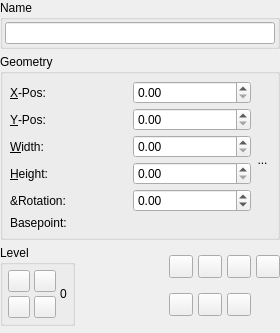
Above: scribus/ui/propertiespalette_xyzbase.ui from nitramr/scribus-indigo before the change. Below: the same form after it.
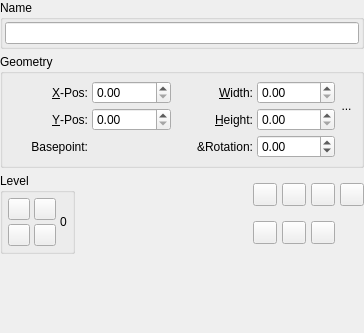
That is the form after the change. Custom widgets are drawn as their Qt base class.

The edit to the form file:
```diff
--- a/scribus/ui/propertiespalette_xyzbase.ui
+++ b/scribus/ui/propertiespalette_xyzbase.ui
@@ -6,7 +6,7 @@
    <rect>
     <x>0</x>
     <y>0</y>
-    <width>280</width>
+    <width>364</width>
     <height>333</height>
    </rect>
   </property>
@@ -110,11 +110,80 @@
         <property name="spacing">
          <number>4</number>
         </property>
+        <item row="1" column="2">
+         <widget class="QLabel" name="heightLabel">
+          <property name="text">
+           <string>&amp;Height:</string>
+          </property>
+          <property name="alignment">
+           <set>Qt::AlignRight|Qt::AlignTrailing|Qt::AlignVCenter</set>
+          </property>
+          <property name="buddy">
+           <cstring>heightSpin</cstring>
+          </property>
+         </widget>
+        </item>
+        <item row="0" column="4" rowspan="2">
+         <widget class="LinkButton" name="keepFrameWHRatioButton">
+          <property name="minimumSize">
+           <size>
+            <width>15</width>
+            <height>50</height>
+           </size>
+          </property>
+          <property name="maximumSize">
+           <size>
+            <width>15</width>
+            <height>32767</height>
+           </size>
+          </property>
+          <property name="toolTip">
+           <string>Keep the aspect ratio</string>
+          </property>
+          <property name="text">
+           <string>...</string>
+          </property>
+          <property name="checkable">
+           <bool>true</bool>
+          </property>
+          <property name="autoRaise">
+           <bool>true</bool>
+          </property>
+         </widget>
+        </item>
+        <item row="0" column="3">
+         <widget class="ScrSpinBox" name="widthSpin">
+          <property name="toolTip">
+           <string>Width of current selection</string>
+          </property>
+         </widget>
+        </item>
+        <item row="2" column="1">
+         <widget class="BasePointWidget" name="basePointWidget" native="true">
+          <zorder>rotationSpin</zorder>
+         </widget>
+        </item>
+        <item row="2" column="0">
+         <widget class="QLabel" name="basepointLabel">
+          <property name="toolTip">
+           <string>Point from which measurements or rotation angles are referenced</string>
+          </property>
+          <property name="text">
+           <string>Basepoint:</string>
+          </property>
+          <property name="alignment">
+           <set>Qt::AlignRight|Qt::AlignTrailing|Qt::AlignVCenter</set>
+          </property>
+         </widget>
+        </item>
         <item row="0" column="0">
          <widget class="QLabel" name="xposLabel">
           <property name="text">
            <string>&amp;X-Pos:</string>
           </property>
+          <property name="alignment">
+           <set>Qt::AlignRight|Qt::AlignTrailing|Qt::AlignVCenter</set>
+          </property>
           <property name="buddy">
            <cstring>xposSpin</cstring>
           </property>
@@ -133,11 +202,14 @@
           </property>
          </widget>
         </item>
-        <item row="2" column="0">
+        <item row="0" column="2">
          <widget class="QLabel" name="widthLabel">
           <property name="text">
            <string>&amp;Width:</string>
           </property>
+          <property name="alignment">
+           <set>Qt::AlignRight|Qt::AlignTrailing|Qt::AlignVCenter</set>
+          </property>
           <property name="buddy">
            <cstring>widthSpin</cstring>
           </property>
@@ -148,11 +220,21 @@
           <property name="text">
            <string>&amp;Y-Pos:</string>
           </property>
+          <property name="alignment">
+           <set>Qt::AlignRight|Qt::AlignTrailing|Qt::AlignVCenter</set>
+          </property>
           <property name="buddy">
            <cstring>yposSpin</cstring>
           </property>
          </widget>
         </item>
+        <item row="1" column="3">
+         <widget class="ScrSpinBox" name="heightSpin">
+          <property name="toolTip">
+           <string>Height of current selection</string>
+          </property>
+         </widget>
+        </item>
         <item row="1" column="1">
          <widget class="ScrSpinBox" name="yposSpin">
           <property name="toolTip">
@@ -160,38 +242,7 @@
           </property>
          </widget>
         </item>
-        <item row="2" column="1">
-         <widget class="ScrSpinBox" name="widthSpin">
-          <property name="toolTip">
-           <string>Width of current selection</string>
-          </property>
-         </widget>
-        </item>
-        <item row="3" column="0">
-         <widget class="QLabel" name="heightLabel">
-          <property name="text">
-           <string>&amp;Height:</string>
-          </property>
-          <property name="buddy">
-           <cstring>heightSpin</cstring>
-          </property>
-         </widget>
-        </item>
-        <item row="3" column="1">
-         <widget class="ScrSpinBox" name="heightSpin">
-          <property name="toolTip">
-           <string>Height of current selection</string>
-          </property>
-         </widget>
-        </item>
-        <item row="4" column="0">
-         <widget class="QLabel" name="rotationLabel">
-          <property name="text">
-           <string>&amp;Rotation:</string>
-          </property>
-         </widget>
-        </item>
-        <item row="4" column="1">
+        <item row="2" column="3">
          <widget class="ScrSpinBox" name="rotationSpin">
           <property name="toolTip">
            <string>Rotation of object at current basepoint</string>
@@ -201,38 +252,13 @@
           </property>
          </widget>
         </item>
-        <item row="5" column="0">
-         <widget class="QLabel" name="basepointLabel">
-          <property name="toolTip">
-           <string>Point from which measurements or rotation angles are referenced</string>
-          </property>
+        <item row="2" column="2">
+         <widget class="QLabel" name="rotationLabel">
           <property name="text">
-           <string>Basepoint:</string>
+           <string>&amp;Rotation:</string>
           </property>
-         </widget>
-        </item>
-        <item row="5" column="1">
-         <widget class="BasePointWidget" name="basePointWidget" native="true"/>
-        </item>
-        <item row="2" column="2" rowspan="2">
-         <widget class="LinkButton" name="keepFrameWHRatioButton">
-          <property name="maximumSize">
-           <size>
-            <width>15</width>
-            <height>32767</height>
-           </size>
-          </property>
-          <property name="toolTip">
-           <string>Keep the aspect ratio</string>
-          </property>
-          <property name="text">
-           <string>...</string>
-          </property>
-          <property name="checkable">
-           <bool>true</bool>
-          </property>
-          <property name="autoRaise">
-           <bool>true</bool>
+          <property name="alignment">
+           <set>Qt::AlignRight|Qt::AlignTrailing|Qt::AlignVCenter</set>
           </property>
          </widget>
         </item>
```
